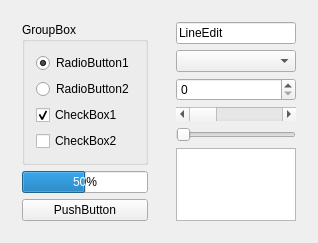
Before: the Qt Designer form tools/designer/src/components/propertyeditor/previewwidget.ui in arnt/qt-history2, drawn with Qt 5.
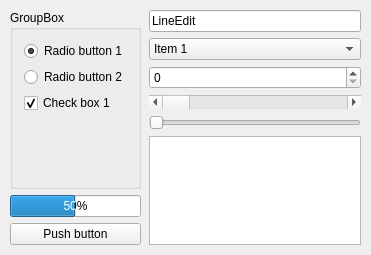
After: the same form once the commit is applied.

```diff
--- a/tools/designer/src/components/propertyeditor/previewwidget.ui
+++ b/tools/designer/src/components/propertyeditor/previewwidget.ui
@@ -20,42 +20,36 @@
    <rect>
     <x>0</x>
     <y>0</y>
-    <width>318</width>
-    <height>224</height>
+    <width>371</width>
+    <height>255</height>
    </rect>
   </property>
   <property name="objectName" >
    <string notr="true" >PreviewWidgetBase</string>
   </property>
   <layout class="QHBoxLayout" >
-   <property name="objectName" >
-    <string notr="true" >unnamed</string>
+   <property name="margin" >
+    <number>9</number>
    </property>
    <property name="spacing" >
     <number>6</number>
    </property>
-   <property name="margin" >
-    <number>11</number>
-   </property>
    <item>
     <layout class="QVBoxLayout" >
-     <property name="objectName" >
-      <string notr="true" >unnamed_2</string>
+     <property name="margin" >
+      <number>1</number>
      </property>
      <property name="spacing" >
       <number>6</number>
      </property>
-     <property name="margin" >
-      <number>11</number>
-     </property>
      <item>
       <widget class="QGroupBox" name="groupBox" >
        <property name="geometry" >
         <rect>
-         <x>11</x>
-         <y>11</y>
-         <width>113</width>
-         <height>125</height>
+         <x>1</x>
+         <y>1</y>
+         <width>128</width>
+         <height>172</height>
         </rect>
        </property>
        <property name="title" >
@@ -82,16 +76,19 @@
           <property name="geometry" >
            <rect>
             <x>13</x>
-            <y>22</y>
-            <width>87</width>
-            <height>18</height>
+            <y>23</y>
+            <width>102</width>
+            <height>21</height>
            </rect>
           </property>
           <property name="objectName" >
            <string notr="true" >radioButton1</string>
           </property>
           <property name="text" >
-           <string>RadioButton1</string>
+           <string>Radio button 1</string>
+          </property>
+          <property name="checked" >
+           <bool>true</bool>
           </property>
          </widget>
         </item>
@@ -100,57 +97,57 @@
           <property name="geometry" >
            <rect>
             <x>13</x>
-            <y>46</y>
-            <width>87</width>
-            <height>18</height>
+            <y>50</y>
+            <width>102</width>
+            <height>21</height>
            </rect>
           </property>
           <property name="objectName" >
            <string notr="true" >radioButton2</string>
           </property>
           <property name="text" >
-           <string>RadioButton2</string>
+           <string>Radio button 2</string>
           </property>
          </widget>
         </item>
         <item>
          <widget class="QCheckBox" name="checkBox1" >
+          <property name="geometry" >
+           <rect>
+            <x>13</x>
+            <y>77</y>
+            <width>102</width>
+            <height>21</height>
+           </rect>
+          </property>
+          <property name="text" >
+           <string>Check box 1</string>
+          </property>
           <property name="checked" >
            <bool>true</bool>
           </property>
-          <property name="geometry" >
-           <rect>
-            <x>13</x>
-            <y>70</y>
-            <width>87</width>
-            <height>18</height>
-           </rect>
-          </property>
-          <property name="objectName" >
-           <string notr="true" >checkBox1</string>
-          </property>
-          <property name="text" >
-           <string>CheckBox1</string>
-          </property>
          </widget>
         </item>
         <item>
-         <widget class="QCheckBox" name="checkBox2" >
+         <spacer>
           <property name="geometry" >
            <rect>
             <x>13</x>
-            <y>94</y>
-            <width>87</width>
-            <height>18</height>
+            <y>104</y>
+            <width>102</width>
+            <height>55</height>
            </rect>
           </property>
-          <property name="objectName" >
-           <string notr="true" >checkBox2</string>
+          <property name="orientation" >
+           <enum>Qt::Vertical</enum>
           </property>
-          <property name="text" >
-           <string>CheckBox2</string>
+          <property name="sizeHint" >
+           <size>
+            <width>20</width>
+            <height>40</height>
+           </size>
           </property>
-         </widget>
+         </spacer>
         </item>
        </layout>
       </widget>
@@ -159,10 +156,10 @@
       <widget class="QProgressBar" name="progressBar" >
        <property name="geometry" >
         <rect>
-         <x>11</x>
-         <y>141</y>
-         <width>113</width>
-         <height>22</height>
+         <x>1</x>
+         <y>179</y>
+         <width>128</width>
+         <height>25</height>
         </rect>
        </property>
        <property name="value" >
@@ -177,17 +174,17 @@
       <widget class="QPushButton" name="pushButton" >
        <property name="geometry" >
         <rect>
-         <x>11</x>
-         <y>168</y>
-         <width>113</width>
-         <height>23</height>
+         <x>1</x>
+         <y>210</y>
+         <width>128</width>
+         <height>26</height>
         </rect>
        </property>
        <property name="objectName" >
         <string notr="true" >pushButton</string>
        </property>
        <property name="text" >
-        <string>PushButton</string>
+        <string>Push button</string>
        </property>
       </widget>
      </item>
@@ -195,23 +192,20 @@
    </item>
    <item>
     <layout class="QVBoxLayout" >
-     <property name="objectName" >
-      <string notr="true" >unnamed_3</string>
+     <property name="margin" >
+      <number>1</number>
      </property>
      <property name="spacing" >
       <number>6</number>
      </property>
-     <property name="margin" >
-      <number>11</number>
-     </property>
      <item>
       <widget class="QLineEdit" name="lineEdit" >
        <property name="geometry" >
         <rect>
-         <x>11</x>
-         <y>11</y>
-         <width>133</width>
-         <height>18</height>
+         <x>1</x>
+         <y>1</y>
+         <width>215</width>
+         <height>23</height>
         </rect>
        </property>
        <property name="objectName" >
@@ -226,25 +220,32 @@
       <widget class="QComboBox" name="comboBox" >
        <property name="geometry" >
         <rect>
-         <x>11</x>
-         <y>35</y>
-         <width>133</width>
-         <height>20</height>
+         <x>1</x>
+         <y>30</y>
+         <width>215</width>
+         <height>25</height>
         </rect>
        </property>
-       <property name="objectName" >
-        <string notr="true" >comboBox</string>
-       </property>
+       <item>
+        <property name="text" >
+         <string>Item 1</string>
+        </property>
+       </item>
+       <item>
+        <property name="text" >
+         <string>Item 2</string>
+        </property>
+       </item>
       </widget>
      </item>
      <item>
       <widget class="QSpinBox" name="spinBox" >
        <property name="geometry" >
         <rect>
-         <x>11</x>
+         <x>1</x>
          <y>61</y>
-         <width>133</width>
-         <height>20</height>
+         <width>215</width>
+         <height>25</height>
         </rect>
        </property>
        <property name="objectName" >
@@ -253,38 +254,32 @@
       </widget>
      </item>
      <item>
-      <widget class="QScrollBar" name="scrollBar" >
-       <property name="orientation" >
-        <enum>Qt::Horizontal</enum>
-       </property>
+      <widget class="QScrollBar" name="scrollBar2" >
        <property name="geometry" >
         <rect>
-         <x>11</x>
-         <y>87</y>
-         <width>133</width>
+         <x>1</x>
+         <y>92</y>
+         <width>215</width>
          <height>16</height>
         </rect>
        </property>
-       <property name="objectName" >
-        <string notr="true" >scrollBar2</string>
+       <property name="orientation" >
+        <enum>Qt::Horizontal</enum>
        </property>
       </widget>
      </item>
      <item>
-      <widget class="QSlider" name="slider" >
-       <property name="orientation" >
-        <enum>Qt::Horizontal</enum>
-       </property>
+      <widget class="QSlider" name="slider2" >
        <property name="geometry" >
         <rect>
-         <x>11</x>
-         <y>109</y>
-         <width>133</width>
+         <x>1</x>
+         <y>114</y>
+         <width>215</width>
          <height>16</height>
         </rect>
        </property>
-       <property name="objectName" >
-        <string notr="true" >slider2</string>
+       <property name="orientation" >
+        <enum>Qt::Horizontal</enum>
        </property>
       </widget>
      </item>
@@ -292,10 +287,10 @@
       <widget class="QTextEdit" name="textEdit" >
        <property name="geometry" >
         <rect>
-         <x>11</x>
-         <y>131</y>
-         <width>133</width>
-         <height>60</height>
+         <x>1</x>
+         <y>136</y>
+         <width>215</width>
+         <height>100</height>
         </rect>
        </property>
        <property name="objectName" >
```
Left out of the diff: 54 changed lines with no effect on the pictures.
